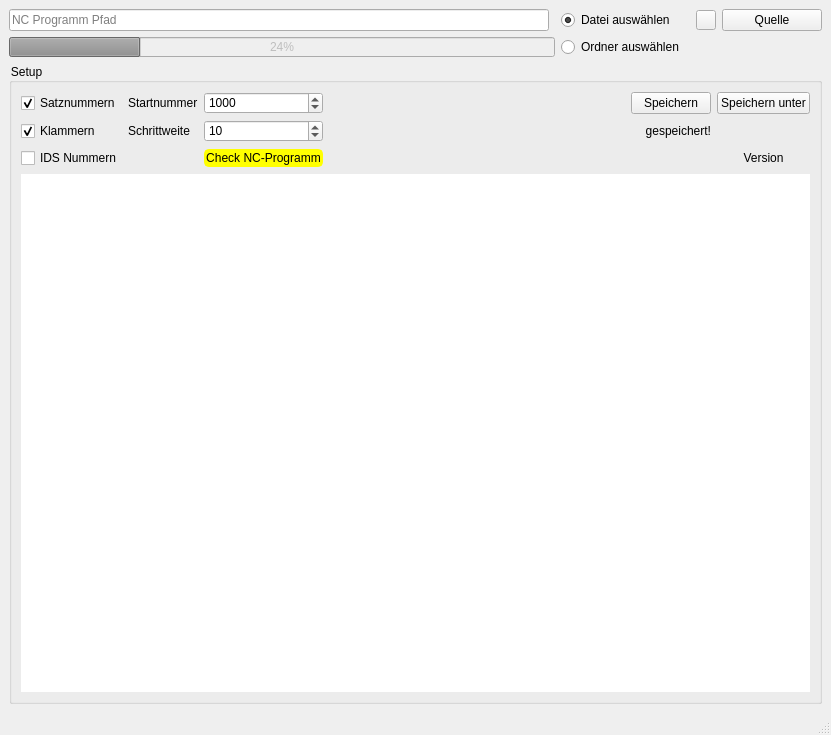
Old version of the form nc_editor_mainwindow.ui in the repository imoDDomi/NC-Editor.
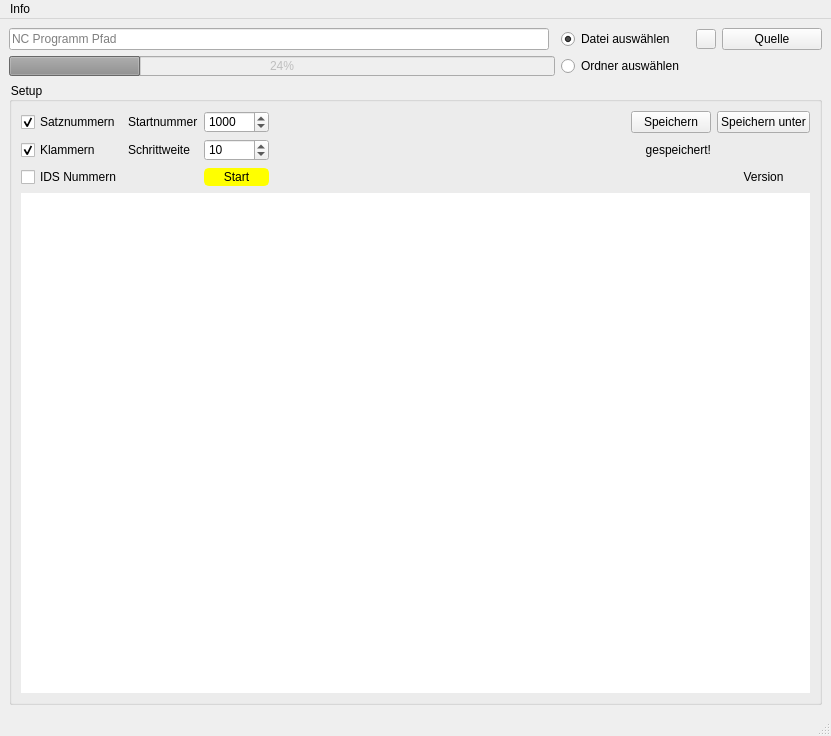
New version of the form. Icons and pictures are not drawn.

Commit message: Tool tips

Diff of the .ui file:
```diff
--- a/nc_editor_mainwindow.ui
+++ b/nc_editor_mainwindow.ui
@@ -7,7 +7,7 @@
     <x>0</x>
     <y>0</y>
     <width>831</width>
-    <height>735</height>
+    <height>736</height>
    </rect>
   </property>
   <property name="windowTitle">
@@ -218,7 +218,7 @@
          <item row="3" column="2">
           <widget class="QPushButton" name="pb_check_program">
            <property name="styleSheet">
-            <string notr="true">*{
+            <string notr="true">QPushButton{
 	color: rgb(0, 0, 0);
 	background-color: rgb(255, 255, 0);
 	border-style: solid;
@@ -234,11 +234,10 @@
 background-color: rgb(200, 200, 0);
 border-color: rgb(200, 200, 0);
 }
-
 </string>
            </property>
            <property name="text">
-            <string>Check NC-Programm</string>
+            <string>Start</string>
            </property>
           </widget>
          </item>
@@ -535,6 +534,33 @@
    </layout>
   </widget>
   <widget class="QStatusBar" name="statusbar"/>
+  <widget class="QMenuBar" name="menuBar">
+   <property name="geometry">
+    <rect>
+     <x>0</x>
+     <y>0</y>
+     <width>831</width>
+     <height>22</height>
+    </rect>
+   </property>
+   <widget class="QMenu" name="menuInfo">
+    <property name="title">
+     <string>Info</string>
+    </property>
+    <addaction name="actionAnleitung_2"/>
+   </widget>
+   <addaction name="menuInfo"/>
+  </widget>
+  <action name="actionAnleitung">
+   <property name="text">
+    <string>Anleitung</string>
+   </property>
+  </action>
+  <action name="actionAnleitung_2">
+   <property name="text">
+    <string>Anleitung</string>
+   </property>
+  </action>
  </widget>
  <resources/>
  <connections/>
```
Left out of the diff: 27 changed lines with no effect on the pictures.
